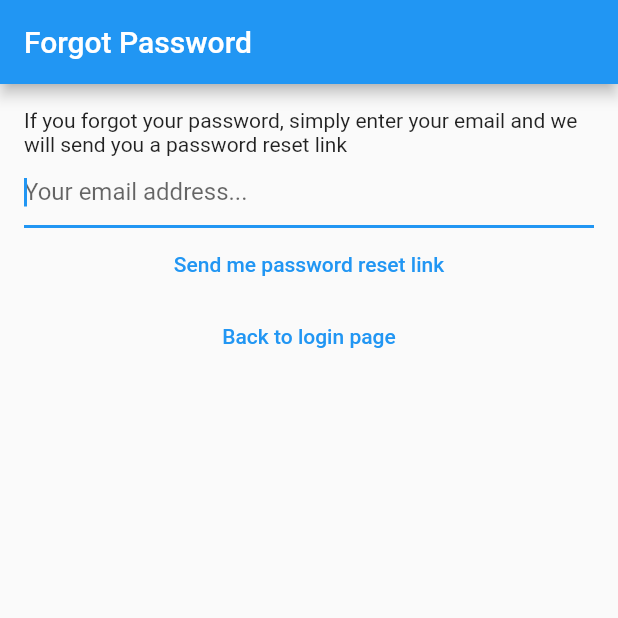
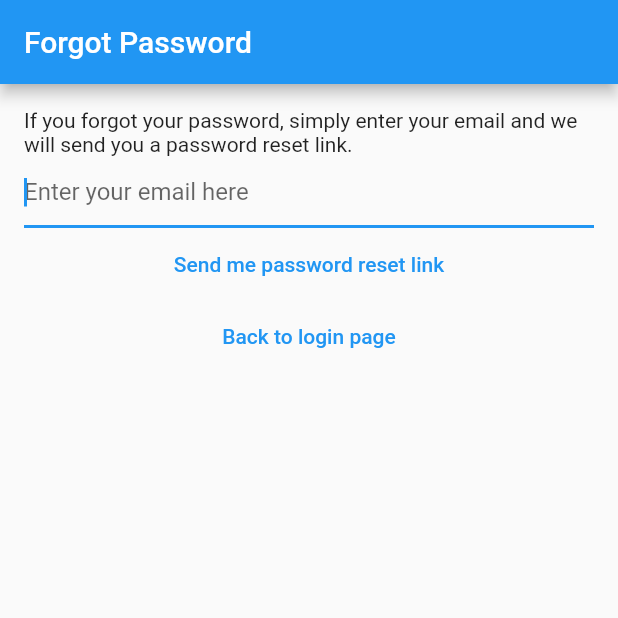
Before and after one commit to vergl/mynotes, a Flutter app: the screen it shows after launch, after a tap on "I forgot my password", on a phone screen of 412 x 824 dp, the top half of it. Run offline on Flutter 3.47's test engine with Material 2 defaults, Android fonts, the phone set to English and light mode, and no system bars; our stand-ins replace bloc, cloud_firestore, equatable, firebase_auth, firebase_core, flutter_bloc and 1 more; accounts and stored records are empty; generated files the repository leaves out were written again; network calls fail.

Commit message:
add l10n

```diff
--- /dev/null
+++ b/l10n.yaml
@@ -0,0 +1,3 @@
+arb-dir: lib/l10n
+template-arb-file: intl_en.arb
+output-localization-file: app_localizations.dart
--- /dev/null
+++ b/lib/extensions/buildcontext/loc.dart
@@ -0,0 +1,6 @@
+import 'package:flutter/material.dart';
+import 'package:flutter_gen/gen_l10n/app_localizations.dart';
+
+extension Localization on BuildContext {
+  AppLocalizations get loc => AppLocalizations.of(this)!;
+}
--- a/lib/main.dart
+++ b/lib/main.dart
@@ -11,6 +11,7 @@ import 'package:mynotes/views/notes/create_update_note_view.dart';
 import 'package:mynotes/views/notes/notes_view.dart';
 import 'package:mynotes/views/register_view.dart';
 import 'package:mynotes/views/verify_email_view.dart';
+import 'package:flutter_gen/gen_l10n/app_localizations.dart';
 
 import 'constants/routes.dart';
 
@@ -18,6 +19,8 @@ void main() {
   WidgetsFlutterBinding.ensureInitialized();
   runApp(
     MaterialApp(
+      supportedLocales: AppLocalizations.supportedLocales,
+      localizationsDelegates: AppLocalizations.localizationsDelegates,
       title: 'Flutter Demo',
       debugShowCheckedModeBanner: false,
       theme: ThemeData(
--- a/lib/utilities/dialogs/error_dialog.dart
+++ b/lib/utilities/dialogs/error_dialog.dart
@@ -1,4 +1,5 @@
 import 'package:flutter/material.dart';
+import 'package:mynotes/extensions/buildcontext/loc.dart';
 import 'package:mynotes/utilities/dialogs/generic_dialog.dart';
 
 Future<void> showErrorDialog(
@@ -7,10 +8,10 @@ Future<void> showErrorDialog(
 ) {
   return showGenericDialog(
     context: context,
-    title: 'An error occured',
+    title: context.loc.generic_error_prompt,
     content: text,
     optionsBuilder: () => {
-      'OK': null,
+      context.loc.ok: null,
     },
   );
 }
--- a/lib/views/forgot_password_view.dart
+++ b/lib/views/forgot_password_view.dart
@@ -1,5 +1,6 @@
 import 'package:flutter/material.dart';
 import 'package:flutter_bloc/flutter_bloc.dart';
+import 'package:mynotes/extensions/buildcontext/loc.dart';
 import 'package:mynotes/services/auth/bloc/auth_bloc.dart';
 import 'package:mynotes/services/auth/bloc/auth_event.dart';
 import 'package:mynotes/services/auth/bloc/auth_state.dart';
@@ -39,29 +40,28 @@ class _ForgotPasswordViewState extends State<ForgotPasswordView> {
           }
           if (state.exception != null) {
             if (mounted) {
-              await showErrorDialog(context,
-                  'We could not process your request. Please make sure that you are a registered user.');
+              await showErrorDialog(
+                  context, context.loc.forgot_password_view_generic_error);
             }
           }
         }
       },
       child: Scaffold(
         appBar: AppBar(
-          title: const Text('Forgot Password'),
+          title: Text(context.loc.forgot_password),
         ),
         body: Padding(
           padding: const EdgeInsets.all(16.0),
           child: Column(
             children: [
-              const Text(
-                  'If you forgot your password, simply enter your email and we will send you a password reset link'),
+              Text(context.loc.forgot_password_view_prompt),
               TextField(
                 keyboardType: TextInputType.emailAddress,
                 autocorrect: false,
                 autofocus: true,
                 controller: _controller,
-                decoration: const InputDecoration(
-                  hintText: 'Your email address...',
+                decoration: InputDecoration(
+                  hintText: context.loc.email_text_field_placeholder,
                 ),
               ),
               TextButton(
@@ -69,13 +69,13 @@ class _ForgotPasswordViewState extends State<ForgotPasswordView> {
                   final email = _controller.text;
                   context.read<AuthBloc>().add(AuthEventForgotPassword(email));
                 },
-                child: const Text('Send me password reset link'),
+                child: Text(context.loc.forgot_password_view_send_me_link),
               ),
               TextButton(
                 onPressed: () {
                   context.read<AuthBloc>().add(const AuthEventLogOut());
                 },
-                child: const Text('Back to login page'),
+                child: Text(context.loc.forgot_password_view_back_to_login),
               ),
             ],
           ),
--- a/lib/views/login_view.dart
+++ b/lib/views/login_view.dart
@@ -1,4 +1,5 @@
 import 'package:flutter/material.dart';
+import 'package:mynotes/extensions/buildcontext/loc.dart';
 import 'package:mynotes/services/auth/auth_exceptions.dart';
 import 'package:mynotes/services/auth/bloc/auth_bloc.dart';
 import 'package:mynotes/services/auth/bloc/auth_event.dart';
@@ -37,30 +38,31 @@ class _LoginViewState extends State<LoginView> {
       listener: (context, state) async {
         if (state is AuthStateLoggedOut) {
           if (state.exception is UserNotFoundAuthException) {
-            await showErrorDialog(context, 'User not found');
+            await showErrorDialog(
+                context, context.loc.login_error_cannot_find_user);
           } else if (state.exception is WrongPasswordAuthException) {
-            await showErrorDialog(context, 'Wrong credentials');
+            await showErrorDialog(
+                context, context.loc.login_error_wrong_credentials);
           } else if (state.exception is GenericAuthException) {
-            await showErrorDialog(context, 'Authentication error');
+            await showErrorDialog(context, context.loc.login_error_auth_error);
           }
         }
       },
       child: Scaffold(
         appBar: AppBar(
-          title: const Text('Login'),
+          title: Text(context.loc.login),
         ),
         body: Padding(
           padding: const EdgeInsets.all(16.0),
           child: Column(
             children: [
-              const Text('Please login'),
               TextField(
                 controller: _email,
                 enableSuggestions: false,
                 autocorrect: false,
                 keyboardType: TextInputType.emailAddress,
-                decoration: const InputDecoration(
-                  hintText: 'Enter your email here',
+                decoration: InputDecoration(
+                  hintText: context.loc.email_text_field_placeholder,
                 ),
               ),
               TextField(
@@ -68,8 +70,8 @@ class _LoginViewState extends State<LoginView> {
                 obscureText: true,
                 enableSuggestions: false,
                 autocorrect: false,
-                decoration: const InputDecoration(
-                  hintText: 'Enter your password here',
+                decoration: InputDecoration(
+                  hintText: context.loc.password_text_field_placeholder,
                 ),
               ),
               TextButton(
@@ -83,7 +85,7 @@ class _LoginViewState extends State<LoginView> {
                         ),
                       );
                 },
-                child: const Text('Login'),
+                child: Text(context.loc.login),
               ),
               TextButton(
                 onPressed: () {
@@ -91,7 +93,7 @@ class _LoginViewState extends State<LoginView> {
                         const AuthEventForgotPassword(null),
                       );
                 },
-                child: const Text('I forgot my password'),
+                child: Text(context.loc.login_view_forgot_password),
               ),
               TextButton(
                 onPressed: () {
@@ -99,7 +101,7 @@ class _LoginViewState extends State<LoginView> {
                         const AuthEventShouldRegister(),
                       );
                 },
-                child: const Text('Not registered yet? Register here!'),
+                child: Text(context.loc.login_view_not_registered_yet),
               )
             ],
           ),
--- a/pubspec.yaml
+++ b/pubspec.yaml
@@ -31,6 +31,8 @@ environment:
 dependencies:
   flutter:
     sdk: flutter
+  flutter_localizations:
+    sdk: flutter
 
 
   # The following adds the Cupertino Icons font to your application.
@@ -47,6 +49,7 @@ dependencies:
   bloc: ^8.1.0
   flutter_bloc: ^8.1.1
   equatable: ^2.0.5
+  intl: ^0.17.0
 
 dev_dependencies:
   flutter_test:
@@ -67,6 +70,7 @@ dev_dependencies:
 # The following section is specific to Flutter packages.
 flutter:
 
+  generate: true
   # The following line ensures that the Material Icons font is
   # included with your application, so that you can use the icons in
   # the material Icons class.
```
Also changed, not shown: lib/l10n/intl_en.arb (added, +62 -0 lines), lib/l10n/intl_ru.arb (added, +62 -0 lines), lib/utilities/dialogs/cannot_share_empty_note_dialog.dart (+4 -3 lines), lib/utilities/dialogs/delete_dialog.dart (+5 -4 lines), lib/utilities/dialogs/logout_dialog.dart (+5 -4 lines), lib/utilities/dialogs/password_reset_email_sent_dialog.dart (+8 -7 lines), lib/views/notes/create_update_note_view.dart (+4 -3 lines), lib/views/notes/notes_view.dart (+21 -3 lines), lib/views/register_view.dart (+15 -15 lines), lib/views/verify_email_view.dart (+5 -11 lines), pubspec.lock, 1 other file.
